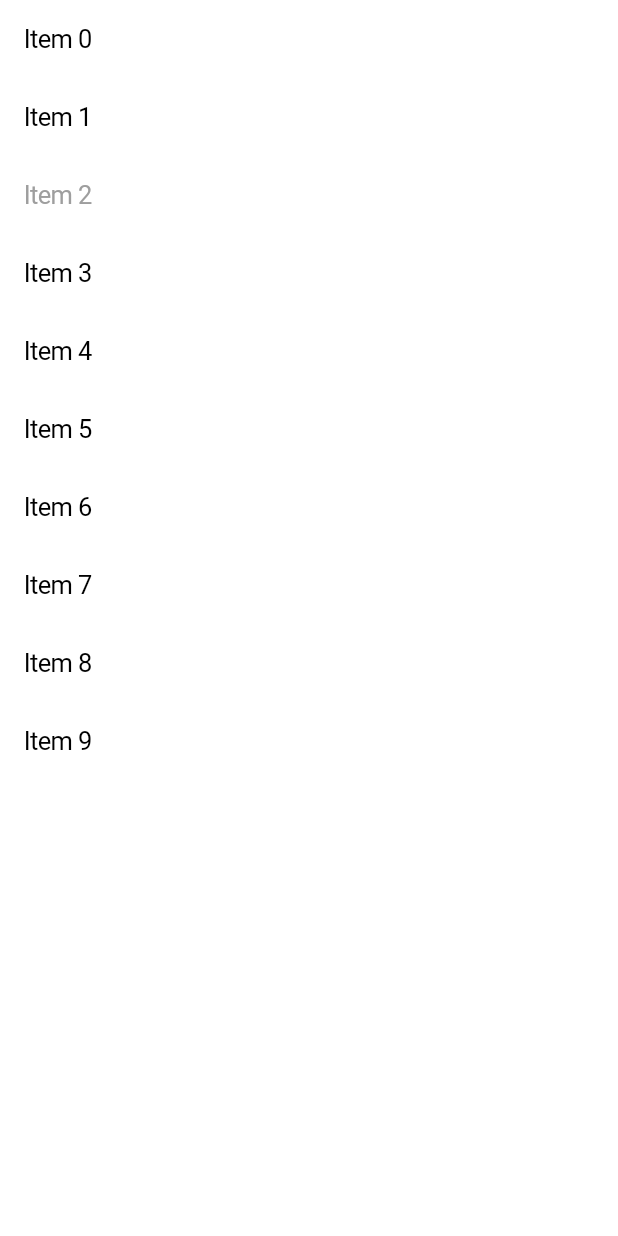
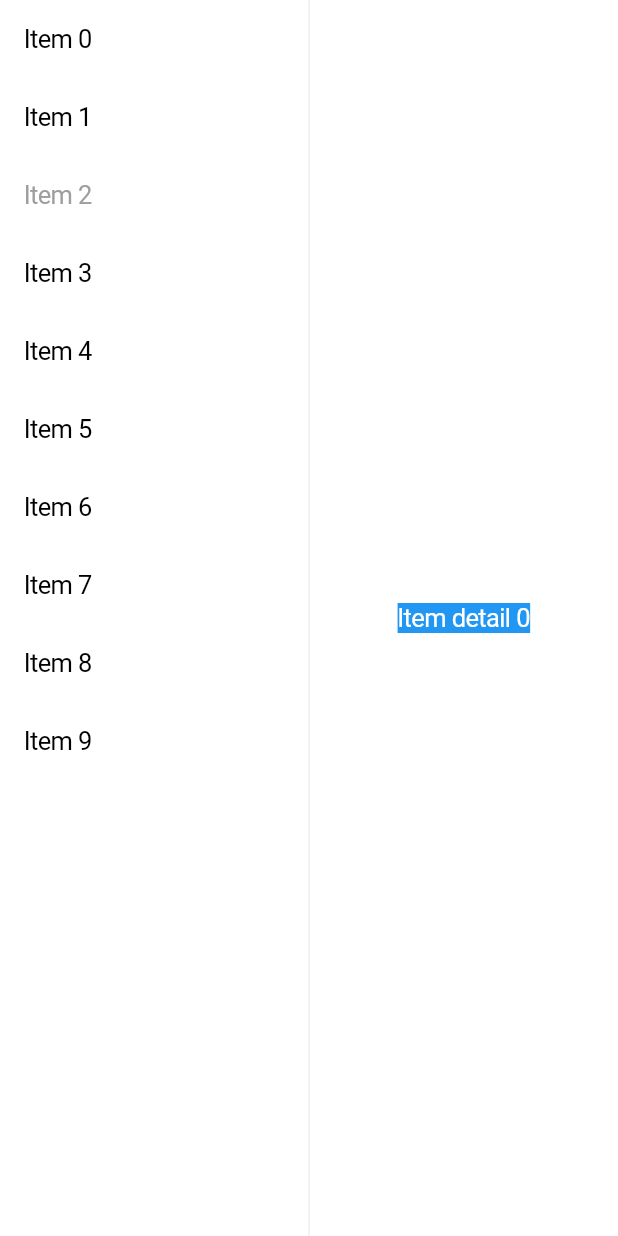
Before and after one commit to mancj/flutter_bloc_sample, a Flutter app: the screen it shows after launch, on a phone screen of 412 x 824 dp. Run offline on Flutter 3.47's test engine with Material 2 defaults, Android fonts, the phone set to English and light mode, and no system bars; our stand-ins replace equatable, flutter_bloc.

Commit message:
Fix details

```diff
--- a/lib/detail_screen.dart
+++ b/lib/detail_screen.dart
@@ -1,20 +1,24 @@
 import 'package:equatable/equatable.dart';
 import 'package:flutter/cupertino.dart';
+import 'package:flutter/material.dart';
 import 'package:flutter_bloc/flutter_bloc.dart';
 
+import 'list_screen.dart';
+
 class DetailPage extends StatelessWidget {
-  int itemIndex;
-
-  DetailPage(this.itemIndex);
-
   @override
   Widget build(BuildContext context) {
-    final bloc = DetailBloc()..add(DetailEvent(itemIndex));
-    return BlocProvider(
-      create: (context) {
-        return bloc;
-      },
-      child: Center(child: DetailScreen()),
+    return BlocProvider<DetailBloc>(
+      create: (_) => DetailBloc(),
+      child: Builder(builder: (context) {
+        return BlocListener<ListBloc, ListState>(
+          listener: (_, state) =>
+              context.bloc<DetailBloc>()..add(DetailEvent(state.itemIndex)),
+          child: Center(
+            child: DetailScreen(),
+          ),
+        );
+      }),
     );
   }
 }
@@ -22,9 +26,15 @@ class DetailPage extends StatelessWidget {
 class DetailScreen extends StatelessWidget {
   @override
   Widget build(BuildContext context) {
-    return BlocBuilder<DetailBloc, DetailState>(builder: (context, state) {
-      return Text("Item detail ${state.itemIndex}");
-    });
+    return Container(
+      color: Colors.blue,
+      child: BlocBuilder<DetailBloc, DetailState>(builder: (context, state) {
+        return Text(
+          "Item detail ${state.itemIndex}",
+          style: TextStyle(color: Colors.white),
+        );
+      }),
+    );
   }
 }
 
@@ -41,7 +51,7 @@ class DetailBloc extends Bloc<DetailEvent, DetailState> {
 }
 
 class DetailEvent extends Equatable {
-  int itemIndex;
+  final int itemIndex;
 
   @override
   List<Object> get props => [itemIndex];
@@ -50,7 +60,7 @@ class DetailEvent extends Equatable {
 }
 
 class DetailState extends Equatable {
-  int itemIndex;
+  final int itemIndex;
 
   @override
   List<Object> get props => [itemIndex];
--- a/lib/list_screen.dart
+++ b/lib/list_screen.dart
@@ -17,15 +17,18 @@ class ListScreen extends StatelessWidget {
               return ListView.builder(
                 itemBuilder: (context, index) {
                   return Container(
+                      color: Colors.white,
                       padding: EdgeInsets.all(16),
                       child: GestureDetector(
                         behavior: HitTestBehavior.opaque,
-                        onTap: () =>
-                            BlocProvider.of<ListBloc>(context).add(ListEvent(index)),
+                        onTap: () => BlocProvider.of<ListBloc>(context)
+                            .add(ListEvent(index)),
                         child: Text(
                           "Item $index",
                           style: TextStyle(
-                            color: state.itemIndex == index ? Colors.grey : Colors.black,
+                            color: state.itemIndex == index
+                                ? Colors.grey
+                                : Colors.black,
                           ),
                         ),
                       ));
@@ -33,7 +36,7 @@ class ListScreen extends StatelessWidget {
                 itemCount: 10,
               );
             },
-            detailScreen: DetailPage(state.itemIndex),
+            detailScreen: DetailPage(),
           ),
         ),
       ),
@@ -54,7 +57,7 @@ class ListBloc extends Bloc<ListEvent, ListState> {
 class ListEvent extends Equatable {
   @override
   List<Object> get props => [itemIndex];
-  int itemIndex;
+  final int itemIndex;
 
   ListEvent(this.itemIndex);
 }
@@ -62,7 +65,7 @@ class ListEvent extends Equatable {
 class ListState extends Equatable {
   @override
   List<Object> get props => [itemIndex];
-  int itemIndex;
+  final int itemIndex;
 
   ListState(this.itemIndex);
 }
--- a/lib/responsive_container.dart
+++ b/lib/responsive_container.dart
@@ -5,14 +5,16 @@ class ResponsiveContainer extends StatelessWidget {
   final Widget Function(BuildContext context, bool isTablet) masterBuilder;
   final Widget detailScreen;
 
-  const ResponsiveContainer({@required this.masterBuilder, @required this.detailScreen});
+  const ResponsiveContainer(
+      {@required this.masterBuilder, @required this.detailScreen});
 
   @override
   Widget build(BuildContext context) {
     return LayoutBuilder(builder: (context, constraints) {
-      final flex =
-          constraints.maxWidth < 820 ? _MasterDetailFlex(1, 1) : _MasterDetailFlex(2, 4);
-      if (isTabletConstraints(constraints)) {
+      final flex = constraints.maxWidth < 820
+          ? _MasterDetailFlex(1, 1)
+          : _MasterDetailFlex(2, 4);
+      if (!isTabletConstraints(constraints)) {
         return Flex(
           direction: Axis.horizontal,
           children: [
@@ -38,10 +40,10 @@ class _MasterDetailFlex {
   _MasterDetailFlex(this.master, this.detail);
 }
 
-
 const TABLET_EXT = 700;
 
-bool isTablet(BuildContext context) => MediaQuery.of(context).size.width >= TABLET_EXT;
+bool isTablet(BuildContext context) =>
+    MediaQuery.of(context).size.width >= TABLET_EXT;
 
 bool isTabletConstraints(BoxConstraints constraints) =>
     constraints.maxWidth >= TABLET_EXT;
```
